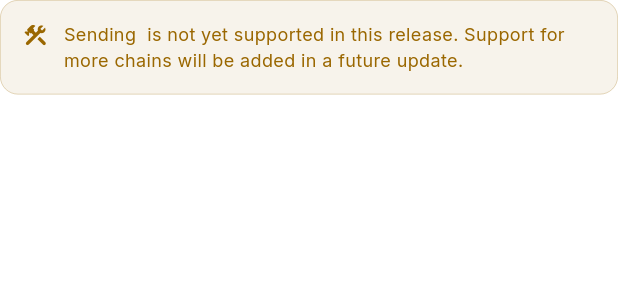
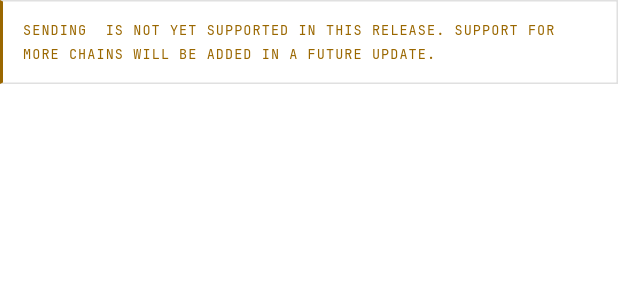
Before and after one commit to uzorgame/CryptoWalletKora, a Flutter app: the UnsupportedBanner widget shown alone on an empty page, opened directly with empty values, on a phone screen of 412 x 824 dp. Shown: the top 300 px of the screen. Run offline on Flutter 3.47's test engine with Material 3 defaults, Android fonts, the phone set to English and light mode, and no system bars; our stand-ins replace cached_network_image, dio, fl_chart, flutter_riverpod, flutter_secure_storage, freezed_annotation and 5 more; missing offline and left inert: bip32, bip39, encrypt, local_auth_android, local_auth_darwin, mobile_scanner and 4 more; accounts and stored records are empty; network calls fail.

Commit message:
Mobile redesign, part four: the send form's furniture
The section labels go tracked and tertiary, the network chip becomes a
hairline tag, the asset badge drops its coin circle for the table-row
reading — symbol, grey name, BALANCE in mono — with the network tag at
its edge, and the unsupported-chain notice becomes the warning bar:
hairline box, two pixels of amber down the left.

```diff
--- a/KORA Mobile/lib/features/send/widgets/section_label.dart
+++ b/KORA Mobile/lib/features/send/widgets/section_label.dart
@@ -1,5 +1,6 @@
 import 'package:flutter/material.dart';
 import 'package:kora/core/theme/app_theme.dart';
+import 'package:kora/core/theme/kora_design.dart';
 
 // The uppercase label above each block of the send form.
 
@@ -8,6 +9,6 @@ class SectionLabel extends StatelessWidget {
   final String text;
   @override
   Widget build(BuildContext context) =>
-      Text(text, style: TextStyle(color: AppColors.textSecondary,
-          fontSize: 13, fontWeight: FontWeight.w500));
+      Text(text.toUpperCase(),
+          style: kLabel(AppColors.textTertiary, size: 9.5, tracking: 0.16));
 }
--- a/KORA Mobile/lib/features/send/widgets/unsupported_banner.dart
+++ b/KORA Mobile/lib/features/send/widgets/unsupported_banner.dart
@@ -1,5 +1,6 @@
 import 'package:flutter/material.dart';
 import 'package:kora/core/theme/app_theme.dart';
+import 'package:kora/core/theme/kora_design.dart';
 
 // Shown for assets whose chain the send flow cannot sign yet.
 
@@ -8,18 +9,18 @@ class UnsupportedBanner extends StatelessWidget {
   final String symbol;
   @override
   Widget build(BuildContext context) => Container(
-    padding: const EdgeInsets.all(14),
-    decoration: BoxDecoration(color: AppColors.warning.withValues(alpha: 0.08),
-        borderRadius: BorderRadius.circular(12),
-        border: Border.all(color: AppColors.warning.withValues(alpha: 0.3), width: 0.5)),
-    child: Row(crossAxisAlignment: CrossAxisAlignment.start, children: [
-      Icon(Icons.construction_rounded, color: AppColors.warning, size: 18),
-      const SizedBox(width: 10),
-      Expanded(child: Text(
-        'Sending $symbol is not yet supported in this release. '
-        'Support for more chains will be added in a future update.',
-        style: TextStyle(color: AppColors.warning, fontSize: 12, height: 1.4),
-      )),
-    ]),
+    padding: const EdgeInsets.fromLTRB(13, 11, 13, 11),
+    decoration: BoxDecoration(
+      border: Border(
+        left: BorderSide(color: AppColors.warning, width: 2),
+        top: kHairlineSide(), right: kHairlineSide(), bottom: kHairlineSide(),
+      ),
+    ),
+    child: Text(
+      'SENDING $symbol IS NOT YET SUPPORTED IN THIS RELEASE. '
+      'SUPPORT FOR MORE CHAINS WILL BE ADDED IN A FUTURE UPDATE.',
+      style: kLabel(AppColors.warning, size: 9, tracking: 0.08, weight: FontWeight.w400)
+          .copyWith(height: 1.8),
+    ),
   );
 }
```
Also changed, not shown: KORA Mobile/lib/features/send/widgets/asset_badge.dart (+17 -13 lines), KORA Mobile/lib/features/send/widgets/net_chip.dart (+5 -4 lines).
